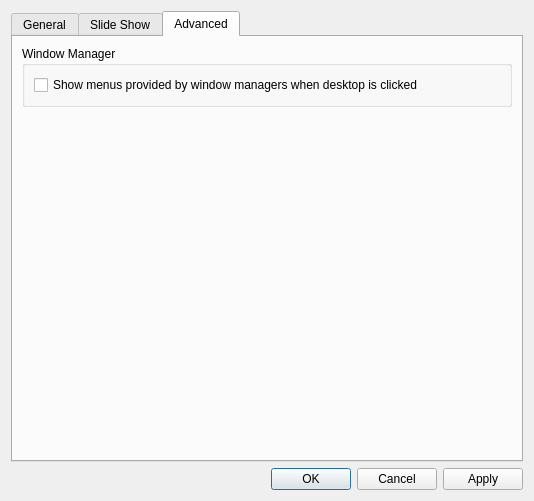
Old version of the form pcmanfm/desktop-preferences.ui in the repository lubuntu-team/pavucontrol-qt-packaging.
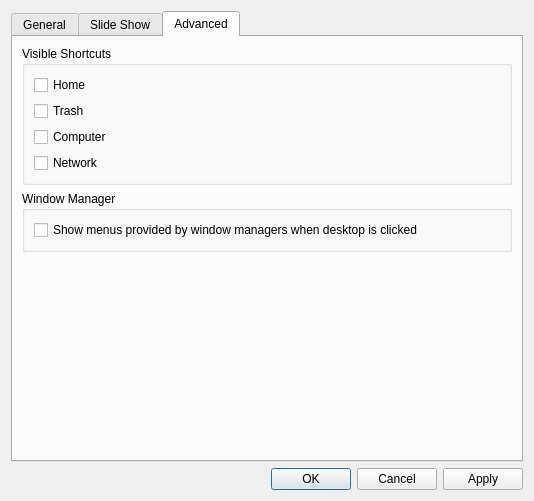
New version of the form. The open tabs and pages were chosen to show the change. Icons and pictures are not drawn. Custom widgets are drawn as their Qt base class.

Diff of the .ui file:
```diff
--- a/pcmanfm/desktop-preferences.ui
+++ b/pcmanfm/desktop-preferences.ui
@@ -453,6 +453,59 @@
        <string>Advanced</string>
       </attribute>
       <layout class="QVBoxLayout" name="advancedPageLayout">
+       <item>
+        <widget class="QGroupBox" name="groupBox_6">
+         <property name="title">
+          <string>Visible Shortcuts</string>
+         </property>
+         <layout class="QVBoxLayout" name="verticalLayout_4">
+          <item>
+           <widget class="QCheckBox" name="homeBox">
+            <property name="text">
+             <string>Home</string>
+            </property>
+            <property name="icon">
+             <iconset theme="user-home">
+              <normaloff>.</normaloff>.</iconset>
+            </property>
+           </widget>
+          </item>
+          <item>
+           <widget class="QCheckBox" name="trashBox">
+            <property name="text">
+             <string>Trash</string>
+            </property>
+            <property name="icon">
+             <iconset theme="user-trash">
+              <normaloff>.</normaloff>.</iconset>
+            </property>
+           </widget>
+          </item>
+          <item>
+           <widget class="QCheckBox" name="computerBox">
+            <property name="text">
+             <string>Computer</string>
+            </property>
+            <property name="icon">
+             <iconset theme="computer">
+              <normaloff>.</normaloff>.</iconset>
+            </property>
+           </widget>
+          </item>
+          <item>
+           <widget class="QCheckBox" name="networkBox">
+            <property name="text">
+             <string>Network</string>
+            </property>
+            <property name="icon">
+             <iconset theme="folder-network">
+              <normaloff>.</normaloff>.</iconset>
+            </property>
+           </widget>
+          </item>
+         </layout>
+        </widget>
+       </item>
        <item>
         <widget class="QGroupBox" name="groupBox_4">
          <property name="title">
```
Left out of the diff: 2 changed lines with no effect on the pictures.
